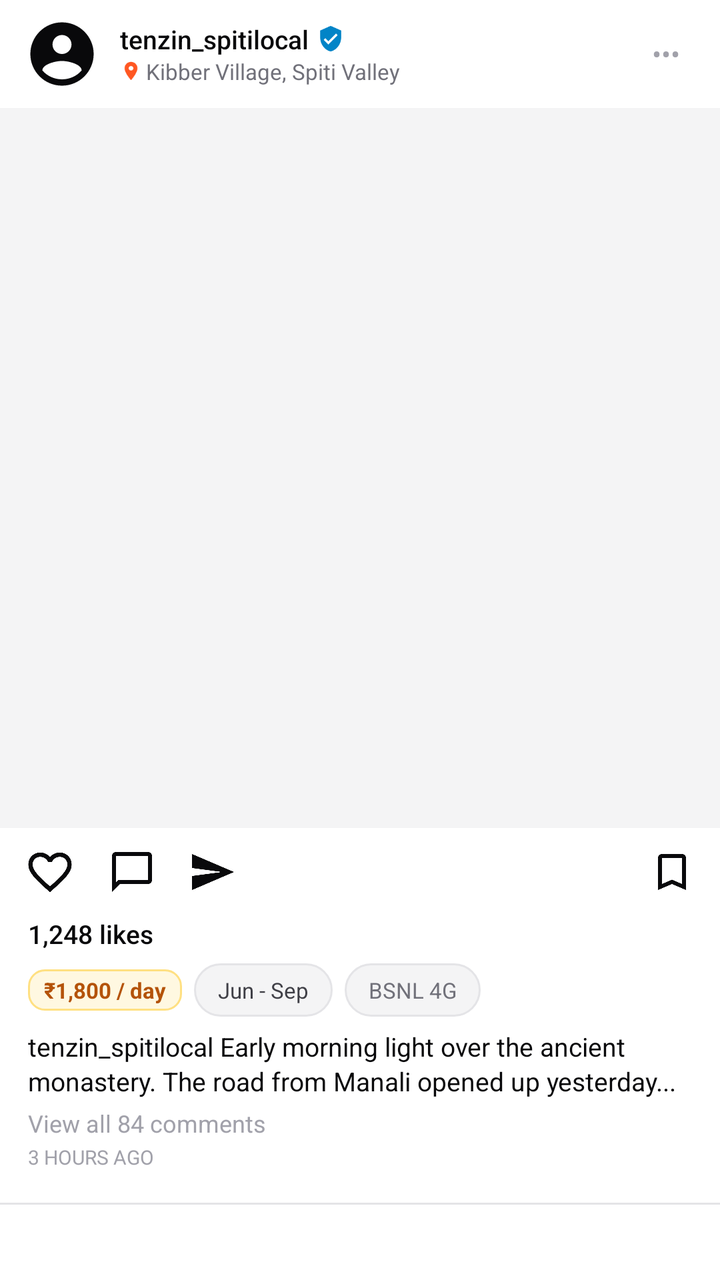
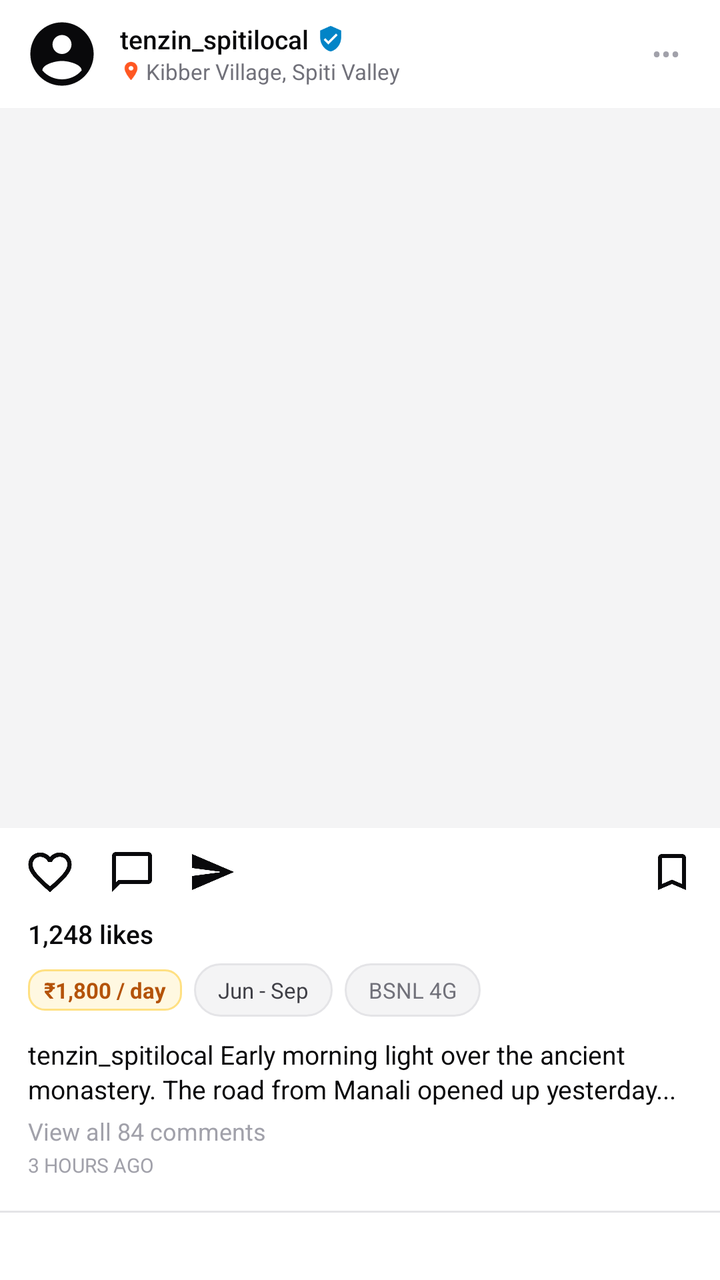

The first picture is an Android layout as it rendered before a commit; the second is the same layout after the commit. The layout source and the unified diff follow.
<!-- AndroidManifest.xml: application theme Theme.SafarNama -->
<!-- res/layout/item_feed_post.xml -->
<?xml version="1.0" encoding="utf-8"?>
<LinearLayout xmlns:android="http://schemas.android.com/apk/res/android"
    xmlns:app="http://schemas.android.com/apk/res-auto"
    xmlns:tools="http://schemas.android.com/tools"
    android:layout_width="match_parent"
    android:layout_height="wrap_content"
    android:background="@color/bg_white"
    android:orientation="vertical">

    
    <LinearLayout
        android:layout_width="match_parent"
        android:layout_height="54dp"
        android:gravity="center_vertical"
        android:orientation="horizontal"
        android:paddingStart="12dp"
        android:paddingEnd="12dp">

        <ImageView
            android:id="@+id/iv_author_avatar"
            android:layout_width="38dp"
            android:layout_height="38dp"
            android:scaleType="centerCrop"
            android:src="@drawable/ic_profile" />

        <LinearLayout
            android:layout_width="0dp"
            android:layout_height="wrap_content"
            android:layout_marginStart="10dp"
            android:layout_weight="1"
            android:orientation="vertical">

            <LinearLayout
                android:layout_width="wrap_content"
                android:layout_height="wrap_content"
                android:gravity="center_vertical"
                android:orientation="horizontal">

                <TextView
                    android:id="@+id/tv_author_username"
                    android:layout_width="wrap_content"
                    android:layout_height="wrap_content"
                    android:fontFamily="sans-serif-medium"
                    android:text="tenzin_spitilocal"
                    android:textColor="@color/text_zinc_900"
                    android:textSize="13sp" />

                <ImageView
                    android:id="@+id/iv_verified_guide"
                    android:layout_width="14dp"
                    android:layout_height="14dp"
                    android:layout_marginStart="4dp"
                    android:src="@drawable/ic_verified_guide"
                    android:visibility="visible" />
            </LinearLayout>

            <LinearLayout
                android:layout_width="wrap_content"
                android:layout_height="wrap_content"
                android:gravity="center_vertical"
                android:orientation="horizontal">

                <ImageView
                    android:layout_width="11dp"
                    android:layout_height="11dp"
                    android:src="@drawable/ic_location_pin" />

                <TextView
                    android:id="@+id/tv_post_location"
                    android:layout_width="wrap_content"
                    android:layout_height="wrap_content"
                    android:layout_marginStart="2dp"
                    android:ellipsize="end"
                    android:maxLines="1"
                    android:text="Kibber Village, Spiti Valley"
                    android:textColor="@color/text_zinc_500"
                    android:textSize="11sp" />
            </LinearLayout>
        </LinearLayout>

        <TextView
            android:id="@+id/tv_options_menu"
            android:layout_width="wrap_content"
            android:layout_height="wrap_content"
            android:padding="8dp"
            android:text="•••"
            android:textColor="@color/text_zinc_400"
            android:textSize="14sp" />
    </LinearLayout>

    
    <FrameLayout
        android:id="@+id/media_container"
        android:layout_width="match_parent"
        android:layout_height="360dp"
        android:background="@color/bg_zinc_100">

        <androidx.viewpager2.widget.ViewPager2
            android:id="@+id/viewpager_carousel"
            android:layout_width="match_parent"
            android:layout_height="match_parent" />

        
        <TextView
            android:id="@+id/tv_slide_counter"
            android:layout_width="wrap_content"
            android:layout_height="wrap_content"
            android:layout_gravity="top|end"
            android:layout_marginTop="12dp"
            android:layout_marginEnd="12dp"
            android:background="@drawable/bg_chip_pill"
            android:text="1/3"
            android:textColor="@color/text_zinc_700"
            android:textSize="11sp"
            android:visibility="gone" />

        
        <ImageView
            android:id="@+id/iv_double_tap_heart"
            android:layout_width="96dp"
            android:layout_height="96dp"
            android:layout_gravity="center"
            android:alpha="0"
            android:src="@drawable/ic_heart_filled"
            app:tint="@color/bg_white" />
    </FrameLayout>

    
    <LinearLayout
        android:layout_width="match_parent"
        android:layout_height="44dp"
        android:gravity="center_vertical"
        android:orientation="horizontal"
        android:paddingStart="12dp"
        android:paddingEnd="12dp">

        <ImageView
            android:id="@+id/btn_like"
            android:layout_width="26dp"
            android:layout_height="26dp"
            android:background="?attr/selectableItemBackgroundBorderless"
            android:contentDescription="Like"
            android:src="@drawable/ic_heart_outline"
            app:tint="@color/text_zinc_900" />

        <ImageView
            android:id="@+id/btn_comment"
            android:layout_width="24dp"
            android:layout_height="24dp"
            android:layout_marginStart="16dp"
            android:background="?attr/selectableItemBackgroundBorderless"
            android:contentDescription="Comment"
            android:src="@drawable/ic_comment"
            app:tint="@color/text_zinc_900" />

        <ImageView
            android:id="@+id/btn_share"
            android:layout_width="24dp"
            android:layout_height="24dp"
            android:layout_marginStart="16dp"
            android:background="?attr/selectableItemBackgroundBorderless"
            android:contentDescription="Share"
            android:src="@drawable/ic_share"
            app:tint="@color/text_zinc_900" />

        <View
            android:layout_width="0dp"
            android:layout_height="0dp"
            android:layout_weight="1" />

        <ImageView
            android:id="@+id/btn_save"
            android:layout_width="24dp"
            android:layout_height="24dp"
            android:background="?attr/selectableItemBackgroundBorderless"
            android:contentDescription="Save"
            android:src="@drawable/ic_bookmark_outline"
            app:tint="@color/text_zinc_900" />
    </LinearLayout>

    
    <TextView
        android:id="@+id/tv_likes_count"
        android:layout_width="wrap_content"
        android:layout_height="wrap_content"
        android:layout_marginStart="14dp"
        android:fontFamily="sans-serif-medium"
        android:text="1,248 likes"
        android:textColor="@color/text_zinc_900"
        android:textSize="13sp" />

    
    <LinearLayout
        android:layout_width="match_parent"
        android:layout_height="wrap_content"
        android:layout_marginStart="14dp"
        android:layout_marginTop="6dp"
        android:layout_marginEnd="14dp"
        android:orientation="horizontal">

        <TextView
            android:id="@+id/chip_cost"
            android:layout_width="wrap_content"
            android:layout_height="wrap_content"
            android:background="@drawable/bg_badge_inr"
            android:text="₹1,800 / day"
            android:textColor="#B45309"
            android:textSize="11sp"
            android:textStyle="bold" />

        <TextView
            android:id="@+id/chip_season"
            android:layout_width="wrap_content"
            android:layout_height="wrap_content"
            android:layout_marginStart="6dp"
            android:background="@drawable/bg_chip_pill"
            android:text="Jun - Sep"
            android:textColor="@color/text_zinc_700"
            android:textSize="11sp" />

        <TextView
            android:id="@+id/chip_signal"
            android:layout_width="wrap_content"
            android:layout_height="wrap_content"
            android:layout_marginStart="6dp"
            android:background="@drawable/bg_chip_pill"
            android:text="BSNL 4G"
            android:textColor="@color/text_zinc_500"
            android:textSize="11sp" />
    </LinearLayout>

    
    <LinearLayout
        android:layout_width="match_parent"
        android:layout_height="wrap_content"
        android:layout_marginStart="14dp"
        android:layout_marginTop="6dp"
        android:layout_marginEnd="14dp"
        android:orientation="horizontal">

        <TextView
            android:id="@+id/tv_caption"
            android:layout_width="match_parent"
            android:layout_height="wrap_content"
            android:lineSpacingExtra="2dp"
            android:text="tenzin_spitilocal Early morning light over the ancient monastery. The road from Manali opened up yesterday..."
            android:textColor="@color/text_zinc_900"
            android:textSize="13sp" />
    </LinearLayout>

    
    <TextView
        android:id="@+id/tv_comments_summary"
        android:layout_width="wrap_content"
        android:layout_height="wrap_content"
        android:layout_marginStart="14dp"
        android:layout_marginTop="4dp"
        android:text="View all 84 comments"
        android:textColor="@color/text_zinc_400"
        android:textSize="12sp" />

    <TextView
        android:id="@+id/tv_timestamp"
        android:layout_width="wrap_content"
        android:layout_height="wrap_content"
        android:layout_marginStart="14dp"
        android:layout_marginTop="2dp"
        android:layout_marginBottom="16dp"
        android:text="3 HOURS AGO"
        android:textColor="@color/text_zinc_400"
        android:textSize="10sp" />

    <View
        android:layout_width="match_parent"
        android:layout_height="1dp"
        android:background="@color/border_zinc_200" />

</LinearLayout>
<!-- resources referenced by this layout -->
<resources>
  <color name="bg_white">#FFFFFF</color>
  <color name="bg_zinc_100">#F4F4F5</color>
  <color name="border_zinc_200">#E4E4E7</color>
  <color name="text_zinc_400">#A1A1AA</color>
  <color name="text_zinc_500">#71717A</color>
  <color name="text_zinc_700">#3F3F46</color>
  <color name="text_zinc_900">#09090B</color>
  <!-- drawable bg_badge_inr (drawable) -->
  <?xml version="1.0" encoding="utf-8"?>
  <shape xmlns:android="http://schemas.android.com/apk/res/android"
      android:shape="rectangle">
      <solid android:color="#FFF8E1" />
      <stroke android:width="1dp" android:color="#FFE082" />
      <corners android:radius="8dp" />
      <padding
          android:left="8dp"
          android:top="3dp"
          android:right="8dp"
          android:bottom="3dp" />
  </shape>
  <!-- drawable bg_chip_pill (drawable) -->
  <?xml version="1.0" encoding="utf-8"?>
  <shape xmlns:android="http://schemas.android.com/apk/res/android"
      android:shape="rectangle">
      <solid android:color="#F4F4F5" />
      <stroke android:width="1dp" android:color="#E4E4E7" />
      <corners android:radius="20dp" />
      <padding
          android:left="12dp"
          android:top="6dp"
          android:right="12dp"
          android:bottom="6dp" />
  </shape>
  <!-- drawable ic_bookmark_outline (drawable) -->
  <vector xmlns:android="http://schemas.android.com/apk/res/android"
      android:width="24dp"
      android:height="24dp"
      android:viewportWidth="24"
      android:viewportHeight="24">
      <path
          android:fillColor="#09090B"
          android:pathData="M17,3 H7 C5.9,3 5,3.9 5,5 V21 L12,18 L19,21 V5 C19,3.9 18.1,3 17,3 Z M17,18 L12,15.82 L7,18 V5 H17 V18 Z" />
  </vector>
  <!-- drawable ic_comment (drawable) -->
  <vector xmlns:android="http://schemas.android.com/apk/res/android"
      android:width="24dp"
      android:height="24dp"
      android:viewportWidth="24"
      android:viewportHeight="24">
      <path
          android:fillColor="#09090B"
          android:pathData="M20,2 H4 C2.9,2 2,2.9 2,4 V22 L6,18 H20 C21.1,18 22,17.1 22,16 V4 C22,2.9 21.1,2 20,2 Z M20,16 H5.17 L4,17.17 V4 H20 V16 Z" />
  </vector>
  <!-- drawable ic_heart_filled (drawable) -->
  <vector xmlns:android="http://schemas.android.com/apk/res/android"
      android:width="24dp"
      android:height="24dp"
      android:viewportWidth="24"
      android:viewportHeight="24">
      <path
          android:fillColor="#EF4444"
          android:pathData="M12,21.35 L10.55,20.03 C5.4,15.36 2,12.28 2,8.5 C2,5.42 4.42,3 7.5,3 C9.24,3 10.91,3.81 12,5.09 C13.09,3.81 14.76,3 16.5,3 C19.58,3 22,5.42 22,8.5 C22,12.28 18.6,15.36 13.45,20.04 L12,21.35 Z" />
  </vector>
  <!-- drawable ic_share (drawable) -->
  <vector xmlns:android="http://schemas.android.com/apk/res/android"
      android:width="24dp"
      android:height="24dp"
      android:viewportWidth="24"
      android:viewportHeight="24">
      <path
          android:fillColor="#09090B"
          android:pathData="M2.01,21 L23,12 L2.01,3 L2,10 L17,12 L2,14 L2.01,21 Z" />
  </vector>
  <!-- drawable ic_verified_guide (drawable) -->
  <vector xmlns:android="http://schemas.android.com/apk/res/android"
      android:width="16dp"
      android:height="16dp"
      android:viewportWidth="24"
      android:viewportHeight="24">
      <path
          android:fillColor="#0284C7"
          android:pathData="M12,1 L3,5 V11 C3,16.55 6.84,21.74 12,23 C17.16,21.74 21,16.55 21,11 V5 L12,1 Z M10,17 L6,13 L7.41,11.59 L10,14.17 L16.59,7.58 L18,9 L10,17 Z" />
  </vector>
  <color name="brand_coral">#FF5722</color>
  <color name="brand_saffron">#FFA000</color>
  <!-- unchanged entries left out for length: 4 -->
</resources>

<!-- the commit's change to res/layout/item_feed_post.xml (unified diff, before → after) -->
@@ -231,6 +231,56 @@
 
     
     <LinearLayout
+        android:id="@+id/layout_post_tags"
+        android:layout_width="match_parent"
+        android:layout_height="wrap_content"
+        android:layout_marginStart="14dp"
+        android:layout_marginTop="4dp"
+        android:layout_marginEnd="14dp"
+        android:gravity="center_vertical"
+        android:orientation="horizontal">
+
+        <LinearLayout
+            android:id="@+id/layout_post_destination"
+            android:layout_width="wrap_content"
+            android:layout_height="wrap_content"
+            android:background="@drawable/bg_tag_pill"
+            android:gravity="center_vertical"
+            android:orientation="horizontal"
+            android:paddingStart="8dp"
+            android:paddingTop="2dp"
+            android:paddingEnd="8dp"
+            android:paddingBottom="2dp"
+            android:visibility="gone">
+
+            <ImageView
+                android:layout_width="11dp"
+                android:layout_height="11dp"
+                android:src="@drawable/ic_location_pin"
+                app:tint="@color/brand_coral" />
+
+            <TextView
+                android:id="@+id/tv_post_destination_tag"
+                android:layout_width="wrap_content"
+                android:layout_height="wrap_content"
+                android:layout_marginStart="4dp"
+                android:fontFamily="sans-serif-medium"
+                android:textColor="@color/brand_coral"
+                android:textSize="11sp" />
+        </LinearLayout>
+
+        <TextView
+            android:id="@+id/tv_post_mentions"
+            android:layout_width="wrap_content"
+            android:layout_height="wrap_content"
+            android:layout_marginStart="8dp"
+            android:textColor="@color/text_zinc_500"
+            android:textSize="11sp"
+            android:visibility="gone" />
+    </LinearLayout>
+
+    
+    <LinearLayout
         android:layout_width="match_parent"
         android:layout_height="wrap_content"
         android:layout_marginStart="14dp"
<!-- resource entries referenced after the edit -->
@@ -32,6 +32,16 @@
           android:top="6dp"
           android:right="12dp"
           android:bottom="6dp" />
+  </shape>
+  <!-- drawable bg_tag_pill (drawable) -->
+  <?xml version="1.0" encoding="utf-8"?>
+  <shape xmlns:android="http://schemas.android.com/apk/res/android"
+      android:shape="rectangle">
+      <solid android:color="#FAFAFA" />
+      <corners android:radius="14dp" />
+      <stroke
+          android:width="1dp"
+          android:color="#E4E4E7" />
   </shape>
   <!-- drawable ic_bookmark_outline (drawable) -->
   <vector xmlns:android="http://schemas.android.com/apk/res/android"
